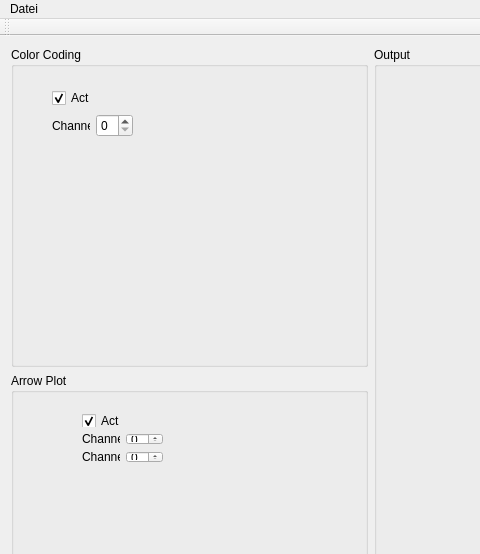
Above: Beispiel2/mainwindow.ui from stf80/Visualisierung-LU-WS-2010 before the change; both pictures show x 0 to 480 and y 0 to 554 of the 741 by 726 pixel window. Below: the same form after it.
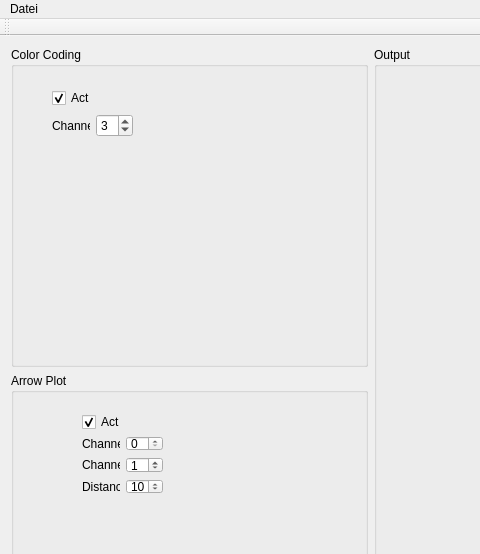
That is the form after the change.

Commit message: stf: fix aspect ratio of rendering view; implement basic arrow plot;

```diff
--- a/Beispiel2/mainwindow.ui
+++ b/Beispiel2/mainwindow.ui
@@ -56,7 +56,11 @@
            </widget>
           </item>
           <item row="1" column="1">
-           <widget class="QSpinBox" name="colorCodingChannel"/>
+           <widget class="QSpinBox" name="colorCodingChannel">
+            <property name="value">
+             <number>3</number>
+            </property>
+           </widget>
           </item>
          </layout>
         </widget>
@@ -79,13 +83,13 @@
         <property name="title">
          <string>Arrow Plot</string>
         </property>
-        <widget class="QWidget" name="">
+        <widget class="QWidget" name="layoutWidget">
          <property name="geometry">
           <rect>
            <x>60</x>
            <y>30</y>
            <width>103</width>
-           <height>71</height>
+           <height>101</height>
           </rect>
          </property>
          <layout class="QGridLayout" name="gridLayout">
@@ -117,7 +121,31 @@
            </widget>
           </item>
           <item row="4" column="1">
-           <widget class="QSpinBox" name="arrowPlotChannelY"/>
+           <widget class="QSpinBox" name="arrowPlotChannelY">
+            <property name="value">
+             <number>1</number>
+            </property>
+           </widget>
+          </item>
+          <item row="5" column="0">
+           <widget class="QLabel" name="label_4">
+            <property name="text">
+             <string>Distance</string>
+            </property>
+           </widget>
+          </item>
+          <item row="5" column="1">
+           <widget class="QSpinBox" name="arrowPlotDistance">
+            <property name="minimum">
+             <number>1</number>
+            </property>
+            <property name="singleStep">
+             <number>1</number>
+            </property>
+            <property name="value">
+             <number>10</number>
+            </property>
+           </widget>
           </item>
          </layout>
         </widget>
```
The commit also changes 6 other files.
